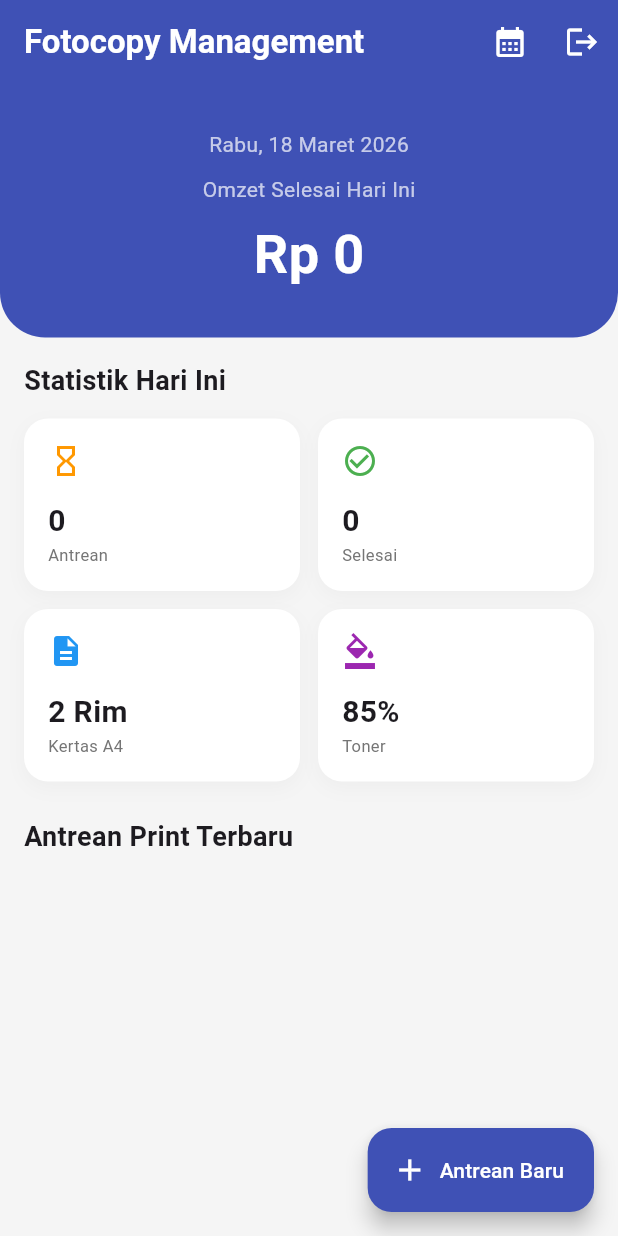
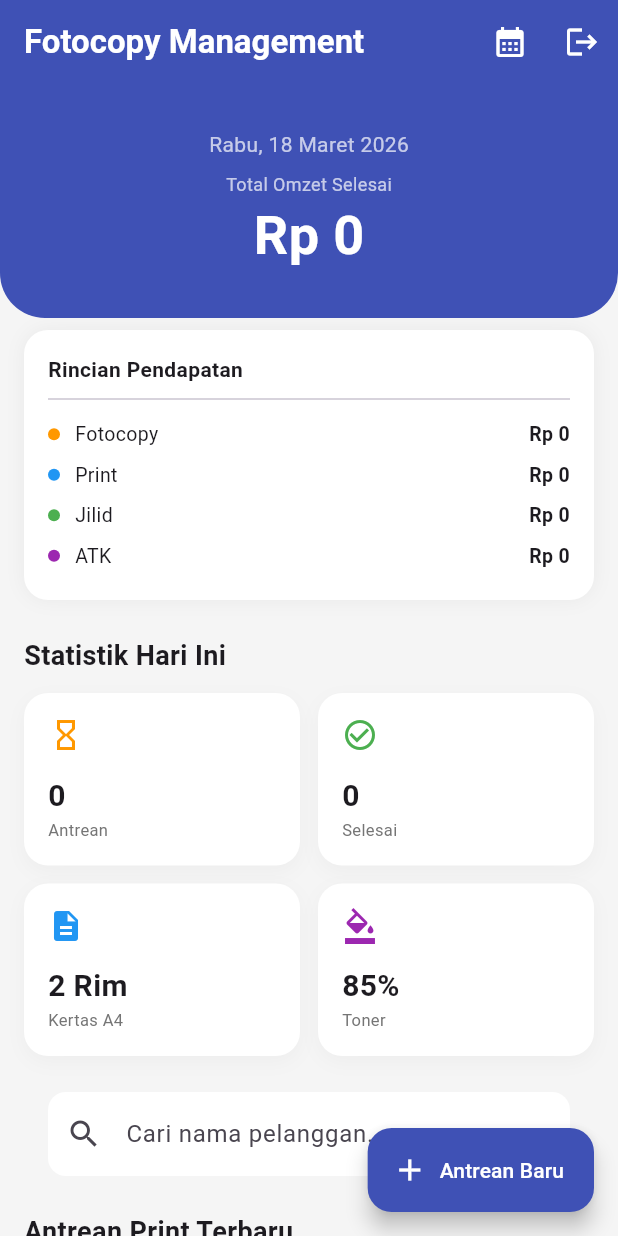
Before and after one commit to alvinsp/Fotocopy-Management-App, a Flutter app: the DashboardScreen screen opened directly, on a phone screen of 412 x 824 dp. Run offline on Flutter 3.47's test engine with Material 3 defaults, Android fonts, the phone set to English and light mode, and no system bars; our stand-ins replace cloud_firestore, firebase_auth, firebase_core, flutter_bloc, flutter_dotenv; accounts and stored records are empty.

Commit message:
add search, git ignore, env

```diff
--- a/lib/logic/bloc/transaction_bloc/transaction_bloc.dart
+++ b/lib/logic/bloc/transaction_bloc/transaction_bloc.dart
@@ -11,6 +11,8 @@ class TransactionBloc extends Bloc<TransactionEvent, TransactionState> {
   StreamSubscription? _subscription;
   StreamSubscription? _orderSubscription;
   final DateTime _currentDate = DateTime.now();
+  String _currentSearch = '';
+  List<OrderModel> _allOrders = [];
 
   TransactionBloc(this._repository) : super(TransactionInitial()) {
     on<WatchOrders>((event, emit) {
@@ -61,8 +63,30 @@ class TransactionBloc extends Bloc<TransactionEvent, TransactionState> {
       });
     });
 
+    on<SearchNameRequested>((event, emit) {
+      _currentSearch = event.query;
+
+      final filtered = _allOrders.where((order) {
+        return order.namaPelanggan
+            .toLowerCase()
+            .contains(_currentSearch.toLowerCase());
+      }).toList();
+
+      emit(TransactionLoaded(filtered, _currentDate,
+          searchQuery: _currentSearch));
+    });
+
     on<OrdersUpdated>((event, emit) {
-      emit(TransactionLoaded(event.orders, _currentDate));
+      _allOrders = event.orders;
+
+      final filtered = _allOrders.where((order) {
+        return order.namaPelanggan
+            .toLowerCase()
+            .contains(_currentSearch.toLowerCase());
+      }).toList();
+
+      emit(TransactionLoaded(filtered, _currentDate,
+          searchQuery: _currentSearch));
     });
   }
 
--- a/lib/logic/bloc/transaction_bloc/transaction_event.dart
+++ b/lib/logic/bloc/transaction_bloc/transaction_event.dart
@@ -31,3 +31,8 @@ class ChangeDateRequested extends TransactionEvent {
   final DateTime selectedDate;
   ChangeDateRequested(this.selectedDate);
 }
+
+class SearchNameRequested extends TransactionEvent {
+  final String query;
+  SearchNameRequested(this.query);
+}
--- a/lib/logic/bloc/transaction_bloc/transaction_state.dart
+++ b/lib/logic/bloc/transaction_bloc/transaction_state.dart
@@ -14,6 +14,7 @@ class TransactionError extends TransactionState {
 
 class TransactionLoaded extends TransactionState {
   final List<OrderModel> orders;
-  final DateTime selectedDate; // Tambahkan ini
-  TransactionLoaded(this.orders, this.selectedDate);
+  final DateTime selectedDate;
+  final String searchQuery;
+  TransactionLoaded(this.orders, this.selectedDate, {this.searchQuery = ''});
 }
--- a/lib/main.dart
+++ b/lib/main.dart
@@ -2,6 +2,7 @@ import 'package:firebase_auth/firebase_auth.dart';
 import 'package:firebase_core/firebase_core.dart';
 import 'package:flutter/material.dart';
 import 'package:flutter_bloc/flutter_bloc.dart';
+import 'package:flutter_dotenv/flutter_dotenv.dart';
 import 'package:fotocopy_app/data/repositories/oder_repository.dart';
 import 'package:fotocopy_app/firebase_options.dart';
 import 'package:fotocopy_app/logic/bloc/auth_bloc/auth_bloc.dart';
@@ -13,6 +14,7 @@ import 'package:intl/date_symbol_data_local.dart';
 
 void main(List<String> args) async {
   WidgetsFlutterBinding.ensureInitialized();
+  await dotenv.load(fileName: ".env");
   await Firebase.initializeApp(
     options: DefaultFirebaseOptions.currentPlatform,
   );
--- a/lib/presentation/screens/dashboad_screen.dart
+++ b/lib/presentation/screens/dashboad_screen.dart
@@ -7,6 +7,7 @@ import 'package:fotocopy_app/logic/bloc/transaction_bloc/transaction_event.dart'
 import 'package:fotocopy_app/logic/bloc/transaction_bloc/transaction_state.dart';
 import 'package:fotocopy_app/presentation/widgets/omzet_header.dart';
 import 'package:fotocopy_app/presentation/widgets/order_card.dart';
+import 'package:fotocopy_app/presentation/widgets/row_kategori.dart';
 import 'package:fotocopy_app/presentation/widgets/show_add_order_dialog.dart';
 import 'package:fotocopy_app/presentation/widgets/summary_card.dart';
 
@@ -61,11 +62,51 @@ class DashboardScreen extends StatelessWidget {
             final omzet =
                 listSelesai.fold(0, (sum, item) => sum + item.totalHarga);
 
+            int hitungPerKategori(String namaKat) {
+              return listSelesai
+                  .where((o) => o.kategori == namaKat)
+                  .fold(0, (sum, item) => sum + item.totalHarga);
+            }
+
+            int omzetFotocopy = hitungPerKategori('Fotocopy');
+            int omzetPrint = hitungPerKategori('Print');
+            int omzetJilid = hitungPerKategori('Jilid');
+            int omzetATK = hitungPerKategori('ATK');
+
             return SingleChildScrollView(
               child: Column(
                 crossAxisAlignment: CrossAxisAlignment.start,
                 children: [
-                  omzetHeader(omzet, state.selectedDate),
+                  OmzetHeader(total: omzet, date: state.selectedDate),
+                  Padding(
+                    padding: const EdgeInsets.symmetric(
+                        horizontal: 16.0, vertical: 8.0),
+                    child: Container(
+                      padding: const EdgeInsets.all(16),
+                      decoration: BoxDecoration(
+                        color: Colors.white,
+                        borderRadius: BorderRadius.circular(16),
+                        boxShadow: [
+                          BoxShadow(
+                              color: Colors.black.withOpacity(0.05),
+                              blurRadius: 10)
+                        ],
+                      ),
+                      child: Column(
+                        crossAxisAlignment: CrossAxisAlignment.start,
+                        children: [
+                          const Text("Rincian Pendapatan",
+                              style: TextStyle(
+                                  fontWeight: FontWeight.bold, fontSize: 14)),
+                          const Divider(height: 20),
+                          rowKategori("Fotocopy", omzetFotocopy, Colors.orange),
+                          rowKategori("Print", omzetPrint, Colors.blue),
+                          rowKategori("Jilid", omzetJilid, Colors.green),
+                          rowKategori("ATK", omzetATK, Colors.purple),
+                        ],
+                      ),
+                    ),
+                  ),
                   Padding(
                     padding: const EdgeInsets.all(16.0),
                     child: Column(
@@ -92,6 +133,27 @@ class DashboardScreen extends StatelessWidget {
                             summaryCard("Toner", "85%", Icons.format_color_fill,
                                 Colors.purple),
                           ],
+                        ),
+                        const SizedBox(height: 24),
+                        Padding(
+                          padding: const EdgeInsets.symmetric(horizontal: 16.0),
+                          child: TextField(
+                            decoration: InputDecoration(
+                              hintText: "Cari nama pelanggan...",
+                              prefixIcon: const Icon(Icons.search),
+                              filled: true,
+                              fillColor: Colors.white,
+                              border: OutlineInputBorder(
+                                borderRadius: BorderRadius.circular(12),
+                                borderSide: BorderSide.none,
+                              ),
+                            ),
+                            onChanged: (value) {
+                              context
+                                  .read<TransactionBloc>()
+                                  .add(SearchNameRequested(value));
+                            },
+                          ),
                         ),
                         const SizedBox(height: 24),
                         const Text("Antrean Print Terbaru",
--- a/lib/presentation/widgets/omzet_header.dart
+++ b/lib/presentation/widgets/omzet_header.dart
@@ -1,8 +1,17 @@
 import 'package:flutter/material.dart';
 import 'package:intl/intl.dart';
 
-Widget omzetHeader(int total, DateTime date) {
-  String formattedDate = DateFormat('EEEE, d MMMM yyyy', 'id_ID').format(date);
+class OmzetHeader extends StatelessWidget {
+  final int total;
+  final DateTime date;
+
+  const OmzetHeader({super.key, required this.total, required this.date});
+
+  @override
+  Widget build(BuildContext context) {
+    String formattedDate =
+        DateFormat('EEEE, d MMMM yyyy', 'id_ID').format(date);
+
     return Container(
       width: double.infinity,
       padding: const EdgeInsets.symmetric(vertical: 30, horizontal: 20),
@@ -17,10 +26,9 @@ Widget omzetHeader(int total, DateTime date) {
         children: [
           Text(formattedDate,
               style: const TextStyle(color: Colors.white70, fontSize: 14)),
-        const SizedBox(height: 10),
-        const Text("Omzet Selesai Hari Ini",
-            style: TextStyle(color: Colors.white70, fontSize: 14)),
           const SizedBox(height: 8),
+          const Text("Total Omzet Selesai",
+              style: TextStyle(color: Colors.white70, fontSize: 12)),
           Text("Rp $total",
               style: const TextStyle(
                   fontSize: 36,
@@ -30,3 +38,4 @@ Widget omzetHeader(int total, DateTime date) {
       ),
     );
   }
+}
--- a/lib/presentation/widgets/order_card.dart
+++ b/lib/presentation/widgets/order_card.dart
@@ -9,7 +9,7 @@ Widget orderCard(BuildContext context, OrderModel order) {
 
   return Dismissible(
     key: Key(order.id),
-    direction: DismissDirection.endToStart, // Geser ke kiri saja
+    direction: DismissDirection.endToStart,
     background: Container(
       alignment: Alignment.centerRight,
       padding: const EdgeInsets.only(right: 20),
--- /dev/null
+++ b/lib/presentation/widgets/row_kategori.dart
@@ -0,0 +1,27 @@
+import 'package:flutter/material.dart';
+
+Widget rowKategori(String label, int total, Color color) {
+  return Padding(
+    padding: const EdgeInsets.symmetric(vertical: 4),
+    child: Row(
+      mainAxisAlignment: MainAxisAlignment.spaceBetween,
+      children: [
+        Row(
+          children: [
+            Container(
+              width: 8,
+              height: 8,
+              decoration: BoxDecoration(color: color, shape: BoxShape.circle),
+            ),
+            const SizedBox(width: 10),
+            Text(label, style: const TextStyle(fontSize: 13)),
+          ],
+        ),
+        Text(
+          "Rp $total",
+          style: const TextStyle(fontWeight: FontWeight.bold, fontSize: 13),
+        ),
+      ],
+    ),
+  );
+}
```
Also changed, not shown: pubspec.yaml (+5 -66 lines), lib/firebase_option_example.dart (deleted), lib/firebase_options.dart, pubspec.lock. Lines whose indentation alone changed are shown as unchanged.
